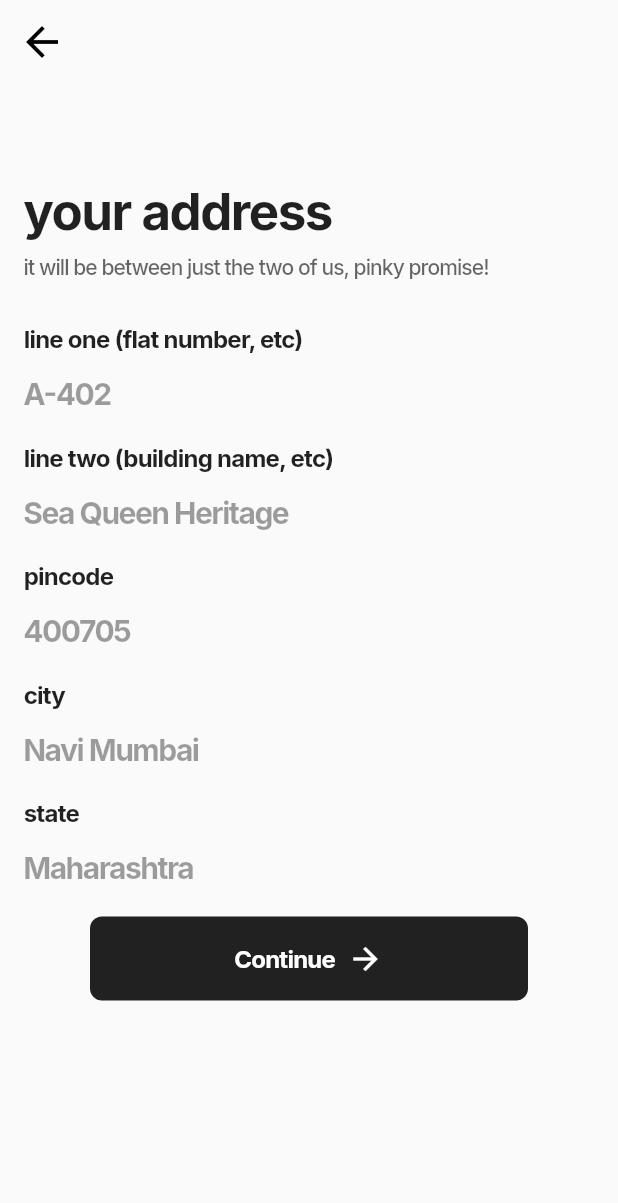
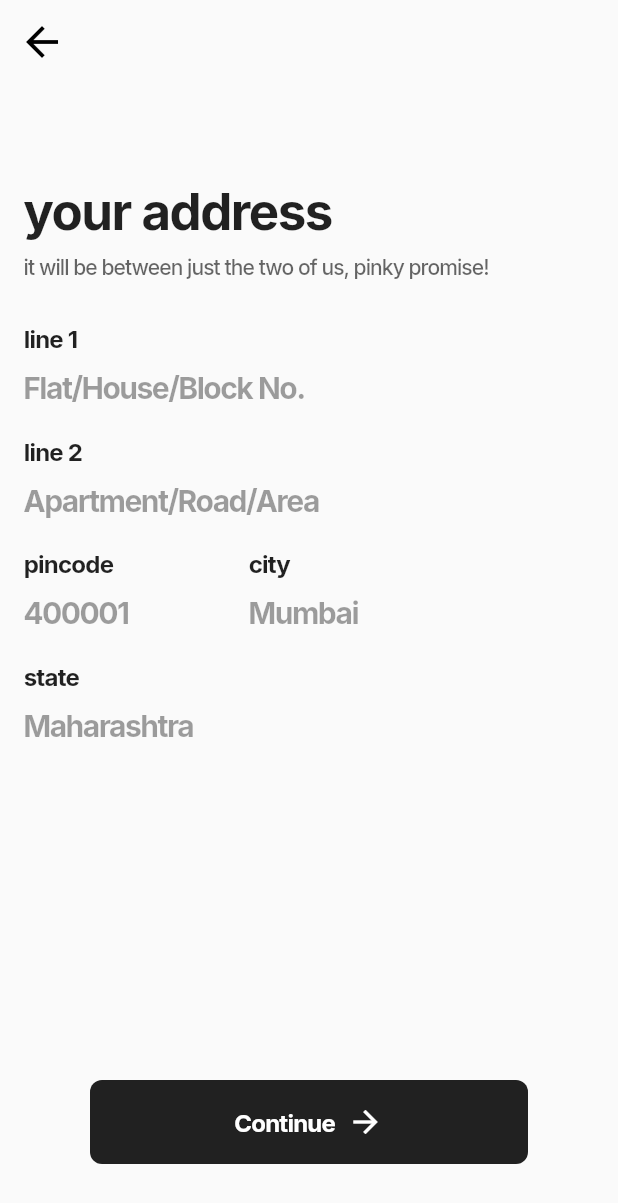
Before and after one commit to Unengineered/Everythng, a Flutter app: the AddressPage screen opened directly, on a phone screen of 412 x 824 dp. Shown: the top 1203 px of the screen. Run offline on Flutter 3.47's test engine with Material 2 defaults, Android fonts, the phone set to English and light mode, and no system bars; our stand-ins replace auto_route, bloc, cached_network_image, dartz, firebase_auth, firebase_core and 9 more; missing offline and left inert: fort_knox, network_kit; accounts and stored records are empty; network calls fail.

```diff
--- a/lib/presentation/profile/pages/address_page.dart
+++ b/lib/presentation/profile/pages/address_page.dart
@@ -44,15 +44,24 @@ class AddressPage extends HookWidget {
                   : null,
             ),
             body: AnimatedContainer(
+                clipBehavior: Clip.none,
                 duration: const Duration(milliseconds: 100),
                 margin: EdgeInsets.fromLTRB(
                   16,
                   64,
                   16,
-                visible ? 24 : 48,
+                  visible ? 0 : 48,
                 ),
                 // color: Colors.black38,
-              child: SingleChildScrollView(
+                child: LayoutBuilder(
+                  builder: (context, constraints) {
+                    return SingleChildScrollView(
+                      physics: const NeverScrollableScrollPhysics(),
+                      child: ConstrainedBox(
+                        constraints: BoxConstraints(
+                          minWidth: constraints.maxWidth,
+                          minHeight: constraints.maxHeight,
+                        ),
                         child: Column(
                           mainAxisAlignment: MainAxisAlignment.spaceBetween,
                           crossAxisAlignment: CrossAxisAlignment.start,
@@ -69,7 +78,8 @@ class AddressPage extends HookWidget {
                                 ),
                                 Text(
                                   'it will be between just the two of us, pinky promise!',
-                          style: everythngTextTheme.bodyTextMedium!.copyWith(
+                                  style: everythngTextTheme.bodyTextMedium!
+                                      .copyWith(
                                     color: everythngThemeData
                                         .textAndIconography!['mediumEmphasis'],
                                   ),
@@ -78,69 +88,83 @@ class AddressPage extends HookWidget {
                                   height: 30,
                                 ),
                                 Text(
-                          'line one (flat number, etc)',
+                                  'line 1',
                                   style: everythngTextTheme.headline4Bold!,
                                 ),
-                        const SizedBox(
-                          height: 4,
-                        ),
                                 EverythngBorderlessFormField(
-                          hintText: 'A-402',
+                                  hintText: 'Flat/House/Block No.',
                                   enabled: !_isProcessing.value,
                                   formKey: _lineOneFormKey,
                                   controller: _lineOneEditingController,
                                   type: FormFieldType.normal,
+                                  textInputAction: TextInputAction.next,
                                 ),
                                 const SizedBox(
                                   height: 8,
                                 ),
                                 Text(
-                          'line two (building name, etc)',
+                                  'line 2',
                                   style: everythngTextTheme.headline4Bold!,
                                 ),
-                        const SizedBox(
-                          height: 4,
-                        ),
                                 EverythngBorderlessFormField(
-                          hintText: 'Sea Queen Heritage',
+                                  hintText: 'Apartment/Road/Area',
                                   enabled: !_isProcessing.value,
                                   formKey: _lineTwoFormKey,
                                   controller: _lineTwoEditingController,
                                   type: FormFieldType.normal,
+                                  textInputAction: TextInputAction.next,
                                 ),
                                 const SizedBox(
                                   height: 8,
                                 ),
+                                Row(
+                                  children: [
+                                    Column(
+                                      crossAxisAlignment:
+                                          CrossAxisAlignment.start,
+                                      children: [
                                         Text(
                                           'pincode',
-                          style: everythngTextTheme.headline4Bold!,
+                                          style:
+                                              everythngTextTheme.headline4Bold!,
                                         ),
-                        const SizedBox(
-                          height: 4,
-                        ),
-                        EverythngBorderlessFormField(
-                          hintText: '400705',
+                                        SizedBox(
+                                          width: 150,
+                                          child: EverythngBorderlessFormField(
+                                            hintText: '400001',
                                             enabled: !_isProcessing.value,
                                             formKey: _pinCodeFormKey,
-                          controller: _pinCodeEditingController,
+                                            controller:
+                                                _pinCodeEditingController,
                                             type: FormFieldType.normal,
+                                            textInputAction: TextInputAction.next,
                                           ),
-                        const SizedBox(
-                          height: 8,
                                         ),
+                                      ],
+                                    ),
+                                    Column(
+                                      crossAxisAlignment:
+                                          CrossAxisAlignment.start,
+                                      children: [
                                         Text(
                                           'city',
-                          style: everythngTextTheme.headline4Bold!,
+                                          style:
+                                              everythngTextTheme.headline4Bold!,
                                         ),
-                        const SizedBox(
-                          height: 4,
-                        ),
-                        EverythngBorderlessFormField(
-                          hintText: 'Navi Mumbai',
+                                        SizedBox(
+                                          width: 200,
+                                          child: EverythngBorderlessFormField(
+                                            hintText: 'Mumbai',
                                             enabled: !_isProcessing.value,
                                             formKey: _cityFormKey,
                                             controller: _cityEditingController,
                                             type: FormFieldType.normal,
+                                            textInputAction: TextInputAction.next,
+                                          ),
+                                        ),
+                                      ],
+                                    ),
+                                  ],
                                 ),
                                 const SizedBox(
                                   height: 8,
@@ -149,19 +173,13 @@ class AddressPage extends HookWidget {
                                   'state',
                                   style: everythngTextTheme.headline4Bold!,
                                 ),
-                        const SizedBox(
-                          height: 4,
-                        ),
                                 EverythngBorderlessFormField(
                                   hintText: 'Maharashtra',
-
                                   enabled: !_isProcessing.value,
                                   formKey: _stateFormKey,
                                   controller: _stateEditingController,
                                   type: FormFieldType.normal,
-                        ),
-                        const SizedBox(
-                          height: 8,
+                                  textInputAction: TextInputAction.done,
                                 ),
                               ],
                             ),
@@ -175,7 +193,9 @@ class AddressPage extends HookWidget {
                           ],
                         ),
                       ),
-            ),
+                    );
+                  },
+                )),
           );
         },
       ),
```
Lines whose indentation alone changed are shown as unchanged.
